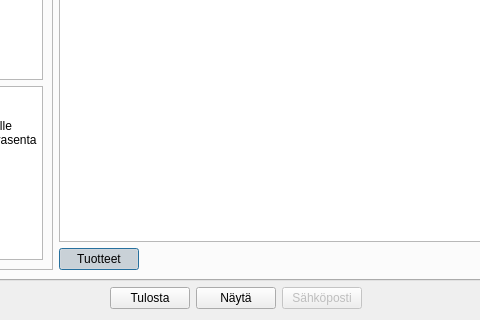
This is kitupiikki/laskutus/laskudialogi.ui in artoh/kitupiikki as Qt 5 draws it before an edit; both pictures show x 269 to 749 and y 312 to 632 of the 1164 by 632 pixel window. The edited form follows.
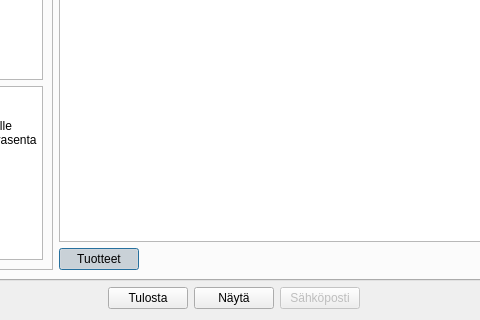
This is the edited form. Icons and pictures are not drawn. Custom widgets are drawn as their Qt base class.

Diff of the .ui file:
```diff
--- a/kitupiikki/laskutus/laskudialogi.ui
+++ b/kitupiikki/laskutus/laskudialogi.ui
@@ -338,7 +338,7 @@
      <item>
       <widget class="QLabel" name="onniLabel">
        <property name="text">
-        <string> </string>
+        <string/>
        </property>
       </widget>
      </item>
```
Left out of the diff: 16 changed lines with no effect on the pictures.
